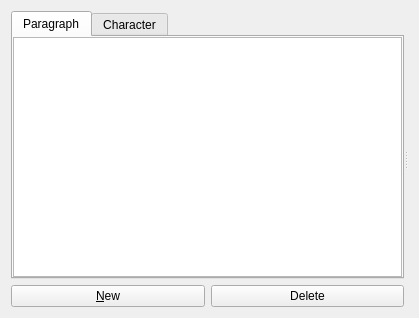
KDE/calligra, file plugins/textshape/dialogs/StyleManager.ui: the form before one commit.
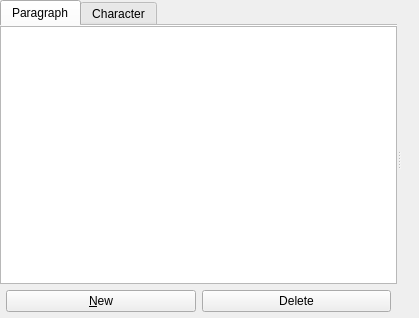
The form after the commit. Custom widgets are drawn as their Qt base class.

Commit message:
Rework StyleManagerDialog
- Move to frameless style

Diff of the .ui file:
```diff
--- a/plugins/textshape/dialogs/StyleManager.ui
+++ b/plugins/textshape/dialogs/StyleManager.ui
@@ -1,7 +1,7 @@
 <?xml version="1.0" encoding="UTF-8"?>
 <ui version="4.0">
  <class>StyleManager</class>
- <widget class="QWidget" name="StyleManager">
+ <widget class="QSplitter" name="StyleManager">
   <property name="geometry">
    <rect>
     <x>0</x>
@@ -10,22 +10,28 @@
     <height>318</height>
    </rect>
   </property>
-  <property name="sizePolicy">
-   <sizepolicy hsizetype="Preferred" vsizetype="Preferred">
-    <horstretch>1</horstretch>
-    <verstretch>0</verstretch>
-   </sizepolicy>
-  </property>
-  <layout class="QGridLayout" name="gridLayout_2">
-   <item row="0" column="0">
-    <widget class="QSplitter" name="splitter">
-     <property name="orientation">
-      <enum>Qt::Horizontal</enum>
-     </property>
-     <widget class="QWidget" name="">
-      <layout class="QGridLayout" name="gridLayout">
-       <item row="0" column="0" colspan="2">
+  <widget class="QWidget">
+   <layout class="QVBoxLayout" name="sidebarLayout">
+    <property name="leftMargin">
+     <number>0</number>
+    </property>
+    <property name="rightMargin">
+     <number>0</number>
+    </property>
+    <property name="topMargin">
+     <number>0</number>
+    </property>
+    <property name="bottomMargin">
+     <number>0</number>
+    </property>
+    <property name="spacing">
+     <number>0</number>
+    </property>
+    <item>
         <widget class="QTabWidget" name="tabs">
+      <property name="documentMode">
+       <bool>true</bool>
+      </property>
          <property name="sizePolicy">
           <sizepolicy hsizetype="Expanding" vsizetype="Expanding">
            <horstretch>99</horstretch>
@@ -62,14 +68,37 @@
          </widget>
         </widget>
        </item>
-       <item row="1" column="0">
+    <item>
+     <widget class="QFrame">
+      <property name="frameStyle"><enum>QFrame::HLine</enum></property>
+      <property name="fixedHeight"><number>1</number></property>
+     </widget>
+    </item>
+    <item>
+     <layout class="QHBoxLayout" name="sidebarLayout">
+      <property name="leftMargin">
+       <number>6</number>
+      </property>
+      <property name="rightMargin">
+       <number>6</number>
+      </property>
+      <property name="topMargin">
+       <number>6</number>
+      </property>
+      <property name="bottomMargin">
+       <number>6</number>
+      </property>
+      <property name="spacing">
+       <number>6</number>
+      </property>
+      <item>
         <widget class="QPushButton" name="bNew">
          <property name="text">
           <string>&amp;New</string>
          </property>
         </widget>
        </item>
-       <item row="1" column="1">
+      <item>
         <widget class="QPushButton" name="bDelete">
          <property name="text">
           <string>Delete</string>
@@ -77,7 +106,27 @@
         </widget>
        </item>
       </layout>
-     </widget>
+    </item>
+   </layout>
+  </widget>
+  <widget class="QWidget">
+   <layout class="QVBoxLayout" name="sidebarLayout">
+    <property name="leftMargin">
+     <number>0</number>
+    </property>
+    <property name="rightMargin">
+     <number>0</number>
+    </property>
+    <property name="topMargin">
+     <number>0</number>
+    </property>
+    <property name="bottomMargin">
+     <number>0</number>
+    </property>
+    <property name="spacing">
+     <number>0</number>
+    </property>
+    <item>
      <widget class="QStackedWidget" name="stackedWidget">
       <property name="sizePolicy">
        <sizepolicy hsizetype="Expanding" vsizetype="Preferred">
@@ -92,9 +141,34 @@
       <widget class="ParagraphGeneral" name="paragraphStylePage"/>
       <widget class="CharacterGeneral" name="characterStylePage"/>
      </widget>
-    </widget>
-   </item>
-  </layout>
+    </item>
+    <item>
+     <widget class="QFrame">
+      <property name="frameStyle"><enum>QFrame::HLine</enum></property>
+      <property name="fixedHeight"><number>1</number></property>
+     </widget>
+    </item>
+    <item>
+     <layout class="QVBoxLayout" name="sidebarLayout">
+      <property name="leftMargin">
+       <number>6</number>
+      </property>
+      <property name="rightMargin">
+       <number>6</number>
+      </property>
+      <property name="topMargin">
+       <number>6</number>
+      </property>
+      <property name="bottomMargin">
+       <number>6</number>
+      </property>
+      <item>
+       <widget class="QDialogButtonBox" name="buttonBox" />
+      </item>
+     </layout>
+    </item>
+   </layout>
+  </widget>
  </widget>
  <customwidgets>
   <customwidget>
```
Lines whose indentation alone changed are shown as unchanged. The commit also changes 7 other files.
